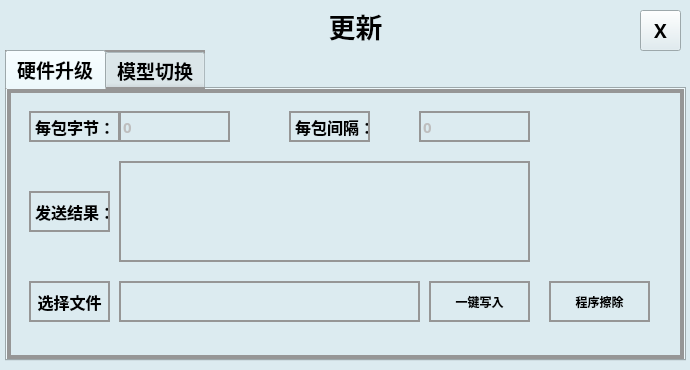
This is librecad/src/OCRdemo/SenderBinUdp.ui in Hcj1108/Librecad_AFP5000 as Qt 5 draws it before an edit. The edited form follows.
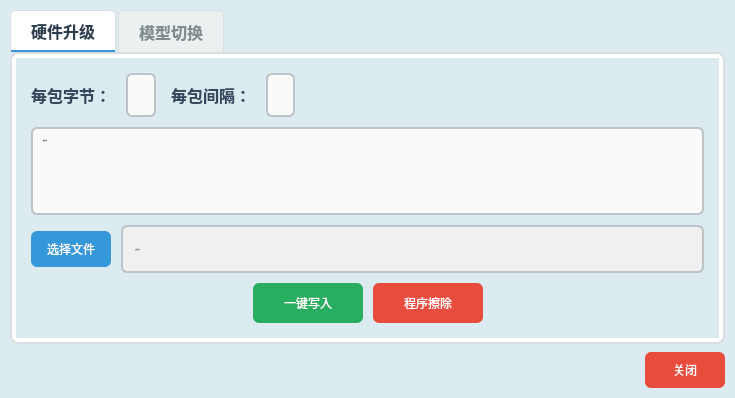
This is the edited form. The open tabs and pages were chosen to show the change. Icons and pictures are not drawn.

```diff
--- a/librecad/src/OCRdemo/SenderBinUdp.ui
+++ b/librecad/src/OCRdemo/SenderBinUdp.ui
@@ -6,111 +6,82 @@
    <rect>
     <x>0</x>
     <y>0</y>
-    <width>690</width>
-    <height>370</height>
+    <width>735</width>
+    <height>388</height>
    </rect>
   </property>
   <property name="windowTitle">
-   <string>SenderBinUdp</string>
+   <string>固件更新</string>
   </property>
-  
+  <property name="windowIcon">
+   <iconset resource="../OCRdemo.qrc">
+    <normaloff>:/PNG/Resources/PNG/Gengxing.png</normaloff>:/PNG/Resources/PNG/Gengxing.png</iconset>
+  </property>
   <property name="styleSheet">
    <string notr="true">background-color:rgb(220, 235, 240);</string>
-  </property><property name="styleSheet">
-   <string notr="true"/>
   </property>
   <widget class="QWidget" name="centralWidget">
-   <widget class="QLabel" name="label_3">
-    <property name="geometry">
-     <rect>
-      <x>250</x>
-      <y>10</y>
-      <width>211</width>
-      <height>31</height>
-     </rect>
+   <layout class="QVBoxLayout" name="mainLayout">
+    <property name="spacing">
+     <number>8</number>
     </property>
-    <property name="font">
-     <font>
-      <family>Microsoft YaHei</family>
-      <pointsize>20</pointsize>
-      <bold>true</bold>
-     </font>
+    <property name="leftMargin">
+     <number>10</number>
     </property>
-    <property name="text">
-     <string>更新</string>
+    <property name="topMargin">
+     <number>10</number>
     </property>
-    <property name="alignment">
-     <set>Qt::AlignmentFlag::AlignCenter</set>
+    <property name="rightMargin">
+     <number>10</number>
     </property>
-   </widget>
-   <widget class="QToolButton" name="toolButton_6">
-    <property name="geometry">
-     <rect>
-      <x>640</x>
-      <y>10</y>
-      <width>41</width>
-      <height>41</height>
-     </rect>
+    <property name="bottomMargin">
+     <number>10</number>
     </property>
-    <property name="font">
-     <font>
-      <family>Microsoft YaHei</family>
-      <pointsize>14</pointsize>
-      <bold>true</bold>
-     </font>
-    </property>
-    <property name="text">
-     <string>X</string>
-    </property>
-    <property name="icon">
-     <iconset resource="../OCRdemo.qrc">
-      <normaloff>:/PIC/Resources/PICs/GB.png</normaloff>:/PIC/Resources/PICs/GB.png</iconset>
-    </property>
-    <property name="toolButtonStyle">
-     <enum>Qt::ToolButtonStyle::ToolButtonIconOnly</enum>
-    </property>
-   </widget>
+    <item>
    <widget class="QTabWidget" name="tabWidget">
-    <property name="geometry">
-     <rect>
-      <x>5</x>
-      <y>50</y>
-      <width>681</width>
-      <height>311</height>
-     </rect>
-    </property>
     <property name="font">
      <font>
       <family>Microsoft YaHei</family>
-      <pointsize>14</pointsize>
+        <pointsize>12</pointsize>
       <bold>true</bold>
      </font>
     </property>
     <property name="styleSheet">
-     <string notr="true">border:2px solid rgb(150, 150, 150)</string>
+       <string notr="true">QTabWidget::pane{border: 2px solid #dcdde1; border-radius: 8px; background: #ffffff; padding: 4px;}
+QTabBar::tab{font: bold 12px &quot;Microsoft YaHei&quot;; padding: 8px 20px; margin-right: 2px; border: 1px solid #dcdde1; border-bottom: none; border-top-left-radius: 6px; border-top-right-radius: 6px; background: #ecf0f1; color: #7f8c8d;}
+QTabBar::tab:selected{background: #ffffff; color: #2c3e50; border-bottom: 2px solid #3498db;}
+QTabBar::tab:hover{background: #dfe6e9;}</string>
     </property>
     <property name="currentIndex">
-     <number>0</number>
-    </property>
-    <property name="iconSize">
-     <size>
-      <width>0</width>
-      <height>0</height>
-     </size>
+       <number>1</number>
     </property>
     <widget class="QWidget" name="tab">
      <attribute name="title">
       <string>硬件升级</string>
      </attribute>
+       <layout class="QVBoxLayout" name="tab1Layout">
+        <property name="spacing">
+         <number>10</number>
+        </property>
+        <property name="leftMargin">
+         <number>15</number>
+        </property>
+        <property name="topMargin">
+         <number>15</number>
+        </property>
+        <property name="rightMargin">
+         <number>15</number>
+        </property>
+        <property name="bottomMargin">
+         <number>15</number>
+        </property>
+        <item>
+         <layout class="QHBoxLayout" name="paramRow">
+          <property name="spacing">
+           <number>15</number>
+          </property>
+          <item>
      <widget class="QLabel" name="label">
-      <property name="geometry">
-       <rect>
-        <x>20</x>
-        <y>20</y>
-        <width>91</width>
-        <height>31</height>
-       </rect>
-      </property>
       <property name="font">
        <font>
         <family>Microsoft YaHei</family>
@@ -118,19 +89,44 @@
         <bold>true</bold>
        </font>
       </property>
+            <property name="styleSheet">
+             <string notr="true">color: #34495e; background: transparent;</string>
+            </property>
       <property name="text">
        <string>每包字节：</string>
       </property>
      </widget>
+          </item>
+          <item>
+           <widget class="QSpinBox" name="bytesPerPacketSpb">
+            <property name="enabled">
+             <bool>false</bool>
+            </property>
+            <property name="font">
+             <font>
+              <family>Microsoft YaHei</family>
+              <pointsize>-1</pointsize>
+              <italic>false</italic>
+              <bold>true</bold>
+             </font>
+            </property>
+            <property name="styleSheet">
+             <string notr="true">QSpinBox{font: bold 12px &quot;Microsoft YaHei&quot;; padding: 4px 10px; border: 2px solid #bdc3c7; border-radius: 6px; background: #fafafa; min-height: 32px;}
+QSpinBox:focus{border-color: #3498db; background: #ffffff;}</string>
+            </property>
+            <property name="wrapping">
+             <bool>false</bool>
+            </property>
+            <property name="buttonSymbols">
+             <enum>QAbstractSpinBox::ButtonSymbols::NoButtons</enum>
+            </property>
+            <property name="maximum">
+             <number>655536</number>
+            </property>
+           </widget>
+          </item>
+          <item>
      <widget class="QLabel" name="label_2">
-      <property name="geometry">
-       <rect>
-        <x>280</x>
-        <y>20</y>
-        <width>81</width>
-        <height>31</height>
-       </rect>
-      </property>
       <property name="font">
        <font>
         <family>Microsoft YaHei</family>
@@ -138,57 +134,30 @@
         <bold>true</bold>
        </font>
       </property>
+            <property name="styleSheet">
+             <string notr="true">color: #34495e; background: transparent;</string>
+            </property>
       <property name="text">
        <string>每包间隔：</string>
       </property>
      </widget>
-     <widget class="QSpinBox" name="spinBox">
+          </item>
+          <item>
+           <widget class="QSpinBox" name="intervalSpb">
       <property name="enabled">
        <bool>false</bool>
       </property>
-      <property name="geometry">
-       <rect>
-        <x>110</x>
-        <y>20</y>
-        <width>111</width>
-        <height>31</height>
-       </rect>
-      </property>
       <property name="font">
        <font>
         <family>Microsoft YaHei</family>
-        <pointsize>11</pointsize>
+              <pointsize>-1</pointsize>
+              <italic>false</italic>
         <bold>true</bold>
        </font>
       </property>
-      <property name="wrapping">
-       <bool>false</bool>
-      </property>
-      <property name="buttonSymbols">
-       <enum>QAbstractSpinBox::ButtonSymbols::NoButtons</enum>
-      </property>
-      <property name="maximum">
-       <number>655536</number>
-      </property>
-     </widget>
-     <widget class="QSpinBox" name="spinBox_2">
-      <property name="enabled">
-       <bool>false</bool>
-      </property>
-      <property name="geometry">
-       <rect>
-        <x>410</x>
-        <y>20</y>
-        <width>111</width>
-        <height>31</height>
-       </rect>
-      </property>
-      <property name="font">
-       <font>
-        <family>Microsoft YaHei</family>
-        <pointsize>11</pointsize>
-        <bold>true</bold>
-       </font>
+            <property name="styleSheet">
+             <string notr="true">QSpinBox{font: bold 12px &quot;Microsoft YaHei&quot;; padding: 4px 10px; border: 2px solid #bdc3c7; border-radius: 6px; background: #fafafa; min-height: 32px;}
+QSpinBox:focus{border-color: #3498db; background: #ffffff;}</string>
       </property>
       <property name="wrapping">
        <bool>false</bool>
@@ -200,87 +169,119 @@
        <number>99999</number>
       </property>
      </widget>
-     <widget class="QTextEdit" name="textEdit">
+          </item>
+          <item>
+           <spacer name="paramSpacer">
+            <property name="orientation">
+             <enum>Qt::Orientation::Horizontal</enum>
+            </property>
+            <property name="sizeHint" stdset="0">
+             <size>
+              <width>40</width>
+              <height>20</height>
+             </size>
+            </property>
+           </spacer>
+          </item>
+         </layout>
+        </item>
+        <item>
+         <widget class="QTextEdit" name="dataEdit">
       <property name="enabled">
        <bool>false</bool>
       </property>
-      <property name="geometry">
-       <rect>
-        <x>110</x>
-        <y>70</y>
-        <width>411</width>
-        <height>101</height>
-       </rect>
-      </property>
       <property name="font">
        <font>
         <family>Microsoft YaHei</family>
-        <pointsize>11</pointsize>
+            <pointsize>-1</pointsize>
+            <italic>false</italic>
         <bold>true</bold>
        </font>
       </property>
-     </widget>
-     <widget class="QToolButton" name="toolButton">
-      <property name="geometry">
-       <rect>
-        <x>20</x>
-        <y>190</y>
-        <width>81</width>
-        <height>41</height>
-       </rect>
-      </property>
-      <property name="font">
-       <font>
-        <family>Microsoft YaHei</family>
-        <pointsize>12</pointsize>
-        <bold>true</bold>
-       </font>
+          <property name="styleSheet">
+           <string notr="true">QTextEdit{font: bold 11px &quot;Microsoft YaHei&quot;; border: 2px solid #bdc3c7; border-radius: 6px; background: #fafafa; padding: 6px;}
+QTextEdit:focus{border-color: #3498db; background: #ffffff;}</string>
+          </property>
+          <property name="placeholderText">
+           <string>数据内容...</string>
+          </property>
+         </widget>
+        </item>
+        <item>
+         <layout class="QHBoxLayout" name="fileRow">
+          <property name="spacing">
+           <number>10</number>
+          </property>
+          <item>
+           <widget class="QPushButton" name="selectFileBtn">
+            <property name="minimumSize">
+             <size>
+              <width>80</width>
+              <height>36</height>
+             </size>
+            </property>
+            <property name="styleSheet">
+             <string notr="true">QPushButton{background: #3498db; color: white; border-radius: 6px; padding: 8px 16px;}
+QPushButton:hover{background: #2980b9;}</string>
       </property>
       <property name="text">
        <string>选择文件</string>
       </property>
      </widget>
-     <widget class="QLineEdit" name="lineEdit">
+          </item>
+          <item>
+           <widget class="QLineEdit" name="filePathEdit">
       <property name="enabled">
        <bool>false</bool>
       </property>
-      <property name="geometry">
-       <rect>
-        <x>110</x>
-        <y>190</y>
-        <width>301</width>
-        <height>41</height>
-       </rect>
-      </property>
       <property name="font">
        <font>
         <family>Microsoft YaHei</family>
-        <pointsize>11</pointsize>
+              <pointsize>-1</pointsize>
+              <italic>false</italic>
         <bold>true</bold>
        </font>
       </property>
-      <property name="text">
-       <string/>
-      </property>
-      <property name="frame">
-       <bool>true</bool>
-      </property>
-     </widget>
-     <widget class="QToolButton" name="toolButton_2">
-      <property name="geometry">
-       <rect>
-        <x>420</x>
-        <y>190</y>
-        <width>101</width>
-        <height>41</height>
-       </rect>
-      </property>
-      <property name="font">
-       <font>
-        <family>Microsoft YaHei</family>
-        <pointsize>9</pointsize>
-        <bold>true</bold>
-       </font>
+            <property name="styleSheet">
+             <string notr="true">QLineEdit{font: bold 11px &quot;Microsoft YaHei&quot;; padding: 6px 10px; border: 2px solid #bdc3c7; border-radius: 6px; background: #f0f0f0; min-height: 32px;}</string>
+            </property>
+            <property name="placeholderText">
+             <string>未选择文件</string>
+            </property>
+           </widget>
+          </item>
+         </layout>
+        </item>
+        <item>
+         <layout class="QHBoxLayout" name="actionRow">
+          <property name="spacing">
+           <number>10</number>
+          </property>
+          <item>
+           <spacer name="actionSpacer">
+            <property name="orientation">
+             <enum>Qt::Orientation::Horizontal</enum>
+            </property>
+            <property name="sizeHint" stdset="0">
+             <size>
+              <width>40</width>
+              <height>20</height>
+             </size>
+            </property>
+           </spacer>
+          </item>
+          <item>
+           <widget class="QPushButton" name="writeBtn">
+            <property name="minimumSize">
+             <size>
+              <width>110</width>
+              <height>40</height>
+             </size>
+            </property>
+            <property name="styleSheet">
+             <string notr="true">QPushButton{background: #27ae60; color: white; border-radius: 6px; padding: 8px 20px;}
+QPushButton:hover{background: #219a52;}
+QPushButton:pressed{background: #1e8449;}</string>
       </property>
       <property name="text">
        <string>一键写入</string>
@@ -291,49 +292,24 @@
       </property>
       <property name="iconSize">
        <size>
-        <width>40</width>
+              <width>20</width>
+              <height>20</height>
+             </size>
+            </property>
+           </widget>
+          </item>
+          <item>
+           <widget class="QPushButton" name="eraseBtn">
+            <property name="minimumSize">
+             <size>
+              <width>110</width>
         <height>40</height>
        </size>
       </property>
-      <property name="toolButtonStyle">
-       <enum>Qt::ToolButtonStyle::ToolButtonTextBesideIcon</enum>
-      </property>
-     </widget>
-     <widget class="QLabel" name="label_4">
-      <property name="geometry">
-       <rect>
-        <x>20</x>
-        <y>100</y>
-        <width>81</width>
-        <height>41</height>
-       </rect>
-      </property>
-      <property name="font">
-       <font>
-        <family>Microsoft YaHei</family>
-        <pointsize>12</pointsize>
-        <bold>true</bold>
-       </font>
-      </property>
-      <property name="text">
-       <string>发送结果：</string>
-      </property>
-     </widget>
-     <widget class="QToolButton" name="toolButton_7">
-      <property name="geometry">
-       <rect>
-        <x>540</x>
-        <y>190</y>
-        <width>101</width>
-        <height>41</height>
-       </rect>
-      </property>
-      <property name="font">
-       <font>
-        <family>Microsoft YaHei</family>
-        <pointsize>9</pointsize>
-        <bold>true</bold>
-       </font>
+            <property name="styleSheet">
+             <string notr="true">QPushButton{background: #e74c3c; color: white; border-radius: 6px; padding: 8px 20px;}
+QPushButton:hover{background: #c0392b;}
+QPushButton:pressed{background: #a93226;}</string>
       </property>
       <property name="text">
        <string>程序擦除</string>
@@ -344,169 +320,305 @@
       </property>
       <property name="iconSize">
        <size>
-        <width>40</width>
-        <height>40</height>
-       </size>
-      </property>
-      <property name="toolButtonStyle">
-       <enum>Qt::ToolButtonStyle::ToolButtonTextBesideIcon</enum>
-      </property>
-     </widget>
+              <width>20</width>
+              <height>20</height>
+             </size>
+            </property>
+           </widget>
+          </item>
+          <item>
+           <spacer name="actionSpacerRight">
+            <property name="orientation">
+             <enum>Qt::Orientation::Horizontal</enum>
+            </property>
+            <property name="sizeHint" stdset="0">
+             <size>
+              <width>40</width>
+              <height>20</height>
+             </size>
+            </property>
+           </spacer>
+          </item>
+         </layout>
+        </item>
+       </layout>
     </widget>
     <widget class="QWidget" name="tab_2">
      <attribute name="title">
       <string>模型切换</string>
      </attribute>
-     <widget class="QGroupBox" name="groupBox_3">
-      <property name="geometry">
-       <rect>
-        <x>10</x>
-        <y>10</y>
-        <width>261</width>
-        <height>241</height>
-       </rect>
-      </property>
+       <layout class="QHBoxLayout" name="tab2Layout">
+        <property name="spacing">
+         <number>12</number>
+        </property>
+        <property name="leftMargin">
+         <number>12</number>
+        </property>
+        <property name="topMargin">
+         <number>12</number>
+        </property>
+        <property name="rightMargin">
+         <number>12</number>
+        </property>
+        <property name="bottomMargin">
+         <number>12</number>
+        </property>
+        <item>
+         <widget class="QGroupBox" name="switchModelBox">
       <property name="font">
        <font>
         <family>Microsoft YaHei</family>
-        <pointsize>12</pointsize>
+            <pointsize>-1</pointsize>
+            <italic>false</italic>
         <bold>true</bold>
        </font>
       </property>
       <property name="styleSheet">
-       <string notr="true"/>
+           <string notr="true">QGroupBox{font: bold 14px &quot;Microsoft YaHei&quot;; color: #2c3e50; border: 2px solid #e0e0e0; border-radius: 10px; margin-top: 14px; padding-top: 18px; background: #ffffff;}
+QGroupBox::title{subcontrol-origin: margin; left: 14px; padding: 4px 14px; background: #3498db; color: white; border-radius: 4px;}
+QTextEdit{font: bold 12px &quot;Microsoft YaHei&quot;; border: 2px solid #dcdde1; border-radius: 6px; background: #fafafa; padding: 6px;}
+QTextEdit:focus{border-color: #3498db; background: #ffffff;}
+QLineEdit{font: 12px &quot;Microsoft YaHei&quot;; padding: 6px 10px; border: 2px solid #dcdde1; border-radius: 6px; background: #f0f0f0; min-height: 30px;}
+QPushButton{font: bold 12px &quot;Microsoft YaHei&quot;; border-radius: 6px; padding: 8px 16px; min-height: 32px;}
+QPushButton:hover{opacity: 0.9;}</string>
       </property>
       <property name="title">
        <string>切换模型</string>
       </property>
-      <widget class="QLineEdit" name="lineEdit_2">
+          <layout class="QVBoxLayout" name="switchModelLayout">
+           <property name="spacing">
+            <number>10</number>
+           </property>
+           <property name="leftMargin">
+            <number>14</number>
+           </property>
+           <property name="topMargin">
+            <number>16</number>
+           </property>
+           <property name="rightMargin">
+            <number>14</number>
+           </property>
+           <property name="bottomMargin">
+            <number>14</number>
+           </property>
+           <item>
+            <widget class="QLineEdit" name="modelPathEdit">
        <property name="enabled">
         <bool>false</bool>
        </property>
-       <property name="geometry">
-        <rect>
-         <x>10</x>
-         <y>30</y>
-         <width>241</width>
-         <height>31</height>
-        </rect>
-       </property>
-       <property name="font">
-        <font>
-         <family>Microsoft YaHei</family>
-         <pointsize>9</pointsize>
-         <bold>false</bold>
-        </font>
-       </property>
-      </widget>
-      <widget class="QTextEdit" name="textEdit_2">
+             <property name="placeholderText">
+              <string>模型文件路径</string>
+             </property>
+            </widget>
+           </item>
+           <item>
+            <widget class="QTextEdit" name="modelInfoEdit">
        <property name="enabled">
         <bool>false</bool>
        </property>
-       <property name="geometry">
-        <rect>
-         <x>10</x>
-         <y>70</y>
-         <width>241</width>
-         <height>111</height>
-        </rect>
-       </property>
-       <property name="font">
-        <font>
-         <family>Microsoft YaHei</family>
-         <pointsize>12</pointsize>
-         <bold>true</bold>
-        </font>
-       </property>
-      </widget>
-      <widget class="QToolButton" name="toolButton_3">
-       <property name="geometry">
-        <rect>
-         <x>10</x>
-         <y>190</y>
-         <width>121</width>
-         <height>41</height>
-        </rect>
+             <property name="placeholderText">
+              <string>模型信息...</string>
+             </property>
+            </widget>
+           </item>
+           <item>
+            <layout class="QHBoxLayout" name="modelBtnRow">
+             <property name="spacing">
+              <number>10</number>
+             </property>
+             <item>
+              <widget class="QPushButton" name="selectModelBtn">
+               <property name="minimumSize">
+                <size>
+                 <width>90</width>
+                 <height>48</height>
+                </size>
+               </property>
+               <property name="styleSheet">
+                <string notr="true">QPushButton{background: #3498db; color: white;} QPushButton:hover{background: #2980b9;}</string>
        </property>
        <property name="text">
         <string>模型选择</string>
        </property>
       </widget>
-      <widget class="QToolButton" name="toolButton_4">
-       <property name="geometry">
-        <rect>
-         <x>130</x>
-         <y>190</y>
-         <width>121</width>
-         <height>41</height>
-        </rect>
+             </item>
+             <item>
+              <widget class="QPushButton" name="confirmReplaceBtn">
+               <property name="minimumSize">
+                <size>
+                 <width>90</width>
+                 <height>48</height>
+                </size>
+               </property>
+               <property name="styleSheet">
+                <string notr="true">QPushButton{background: #27ae60; color: white;} QPushButton:hover{background: #219a52;}</string>
        </property>
        <property name="text">
         <string>确认替换</string>
        </property>
       </widget>
-     </widget>
-     <widget class="QGroupBox" name="groupBox_4">
-      <property name="geometry">
-       <rect>
-        <x>300</x>
-        <y>10</y>
-        <width>361</width>
-        <height>241</height>
-       </rect>
-      </property>
+             </item>
+            </layout>
+           </item>
+          </layout>
+         </widget>
+        </item>
+        <item>
+         <widget class="QGroupBox" name="currentModelBox">
       <property name="font">
        <font>
         <family>Microsoft YaHei</family>
-        <pointsize>12</pointsize>
+            <pointsize>-1</pointsize>
+            <italic>false</italic>
         <bold>true</bold>
        </font>
       </property>
       <property name="styleSheet">
-       <string notr="true"/>
+           <string notr="true">QGroupBox{font: bold 14px &quot;Microsoft YaHei&quot;; color: #2c3e50; border: 2px solid #e0e0e0; border-radius: 10px; margin-top: 14px; padding-top: 18px; background: #ffffff;}
+QGroupBox::title{subcontrol-origin: margin; left: 14px; padding: 4px 14px; background: #27ae60; color: white; border-radius: 4px;}
+QTextEdit{font: bold 12px &quot;Microsoft YaHei&quot;; border: 2px solid #dcdde1; border-radius: 6px; background: #fafafa; padding: 6px;}
+QTextEdit:focus{border-color: #3498db; background: #ffffff;}
+QPushButton{font: bold 12px &quot;Microsoft YaHei&quot;; border-radius: 6px; padding: 8px 16px; min-height: 32px;}
+QPushButton:hover{opacity: 0.9;}</string>
       </property>
       <property name="title">
        <string>当前模型</string>
       </property>
-      <widget class="QTextEdit" name="textEdit_3">
+          <layout class="QVBoxLayout" name="currentModelLayout">
+           <property name="spacing">
+            <number>10</number>
+           </property>
+           <property name="leftMargin">
+            <number>14</number>
+           </property>
+           <property name="topMargin">
+            <number>16</number>
+           </property>
+           <property name="rightMargin">
+            <number>14</number>
+           </property>
+           <property name="bottomMargin">
+            <number>14</number>
+           </property>
+           <item>
+            <widget class="QTextEdit" name="currentModelInfoEdit">
        <property name="enabled">
         <bool>false</bool>
        </property>
-       <property name="geometry">
-        <rect>
-         <x>10</x>
-         <y>30</y>
-         <width>341</width>
-         <height>151</height>
-        </rect>
-       </property>
-       <property name="font">
-        <font>
-         <family>Microsoft YaHei</family>
-         <pointsize>12</pointsize>
-         <bold>true</bold>
-        </font>
-       </property>
-      </widget>
-      <widget class="QToolButton" name="toolButton_5">
-       <property name="geometry">
-        <rect>
-         <x>10</x>
-         <y>190</y>
-         <width>121</width>
-         <height>41</height>
-        </rect>
-       </property>
+             <property name="placeholderText">
+              <string>当前运行模型信息...</string>
+             </property>
+            </widget>
+           </item>
+           <item>
+            <layout class="QHBoxLayout" name="currentModelBtnRow">
+             <property name="spacing">
+              <number>10</number>
+             </property>
+             <item>
+              <spacer name="currentModelSpacer">
+               <property name="orientation">
+                <enum>Qt::Orientation::Horizontal</enum>
+               </property>
+               <property name="sizeHint" stdset="0">
+                <size>
+                 <width>40</width>
+                 <height>20</height>
+                </size>
+               </property>
+              </spacer>
+             </item>
+             <item>
+              <widget class="QPushButton" name="viewModelBtn">
+               <property name="minimumSize">
+                <size>
+                 <width>120</width>
+                 <height>48</height>
+                </size>
+               </property>
+               <property name="styleSheet">
+                <string notr="true">QPushButton{background: #3498db; color: white;} QPushButton:hover{background: #2980b9;}</string>
+               </property>
        <property name="text">
-        <string>点击查看当前模型</string>
-       </property>
-      </widget>
-     </widget>
-    </widget>
-   </widget>
-  </widget>
- </widget>
- <layoutdefault spacing="6" margin="11"/>
+                <string>查看当前模型</string>
+               </property>
+              </widget>
+             </item>
+             <item>
+              <spacer name="currentModelSpacerRight">
+               <property name="orientation">
+                <enum>Qt::Orientation::Horizontal</enum>
+               </property>
+               <property name="sizeHint" stdset="0">
+                <size>
+                 <width>40</width>
+                 <height>20</height>
+                </size>
+               </property>
+              </spacer>
+             </item>
+            </layout>
+           </item>
+          </layout>
+         </widget>
+        </item>
+       </layout>
+      </widget>
+     </widget>
+    </item>
+    <item>
+     <layout class="QHBoxLayout" name="horizontalLayout">
+      <item>
+       <spacer name="horizontalSpacer">
+        <property name="orientation">
+         <enum>Qt::Orientation::Horizontal</enum>
+        </property>
+        <property name="sizeHint" stdset="0">
+         <size>
+          <width>40</width>
+          <height>20</height>
+         </size>
+        </property>
+       </spacer>
+      </item>
+      <item>
+       <widget class="QPushButton" name="closeBtn">
+        <property name="minimumSize">
+         <size>
+          <width>80</width>
+          <height>36</height>
+         </size>
+        </property>
+        <property name="maximumSize">
+         <size>
+          <width>80</width>
+          <height>36</height>
+         </size>
+        </property>
+        <property name="styleSheet">
+         <string notr="true">QPushButton{font: bold 12px &quot;Microsoft YaHei&quot;; background: #e74c3c; color: white; border-radius: 6px; padding: 6px 14px;}
+QPushButton:hover{background: #c0392b;}</string>
+        </property>
+        <property name="text">
+         <string>关闭</string>
+        </property>
+        <property name="icon">
+         <iconset resource="../OCRdemo.qrc">
+          <normaloff>:/PIC/Resources/PICs/Fanhui.png</normaloff>:/PIC/Resources/PICs/Fanhui.png</iconset>
+        </property>
+        <property name="iconSize">
+         <size>
+          <width>20</width>
+          <height>20</height>
+         </size>
+        </property>
+       </widget>
+      </item>
+     </layout>
+    </item>
+   </layout>
+  </widget>
+ </widget>
  <resources>
   <include location="../OCRdemo.qrc"/>
  </resources>
```
Lines whose indentation alone changed are shown as unchanged.
